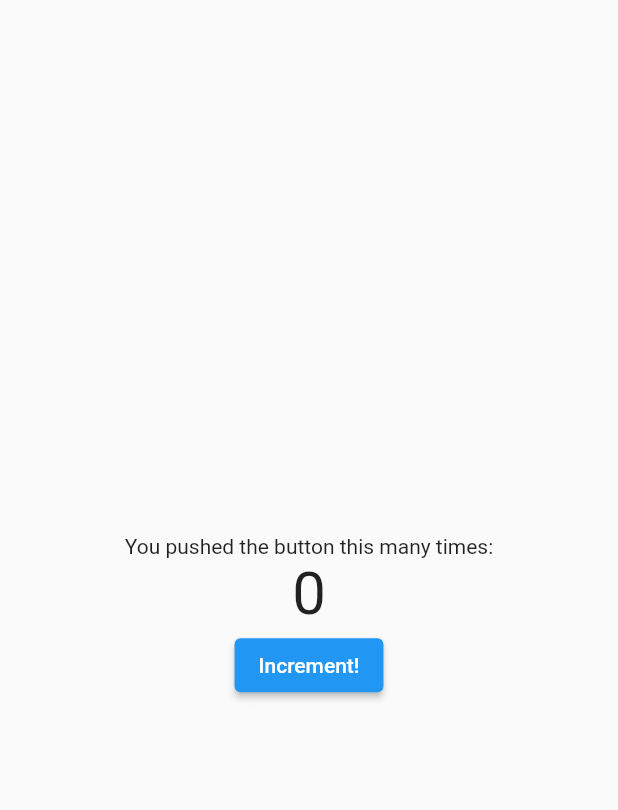
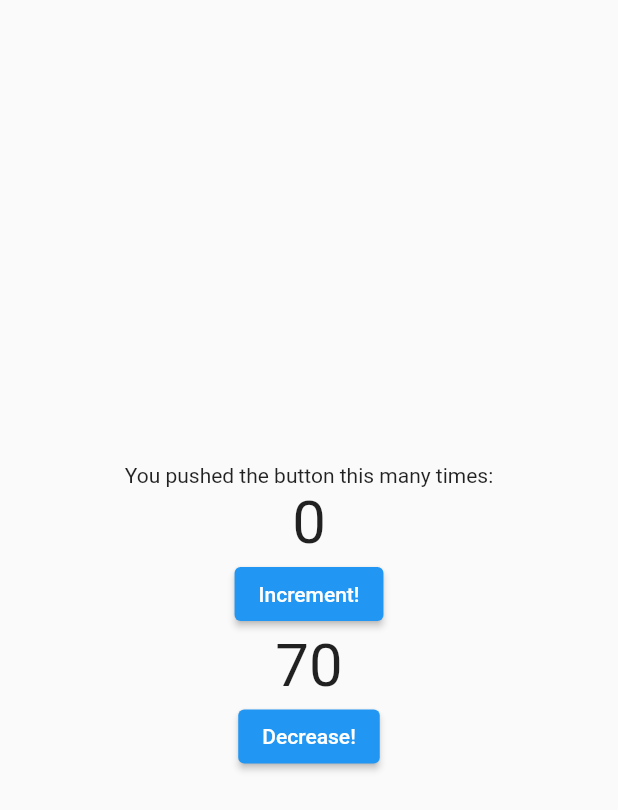
Before and after one commit to adeoluwa/counter_app, a Flutter app: the screen it shows after launch, on a phone screen of 412 x 824 dp. Shown: the top 810 px of the screen. Run offline on Flutter 3.47's test engine with Material 2 defaults, Android fonts, the phone set to English and light mode, and no system bars.

Commit message:
implemented decrease function

```diff
--- a/lib/pages/counter_page.dart
+++ b/lib/pages/counter_page.dart
@@ -12,12 +12,19 @@ class CounterPage extends StatefulWidget {
 class _CounterPageState extends State<CounterPage> {
   // variable
   int _counter = 0;
+  int _decrease = 70;
 
   //methodv
   void _incrementCounter() {
     // setstate rebuild the widget
     setState(() {
       _counter++;
+    });
+  }
+
+  void _decreaseCounter() {
+    setState(() {
+      _decrease--;
     });
   }
 
@@ -41,7 +48,15 @@ class _CounterPageState extends State<CounterPage> {
             ElevatedButton(
               onPressed: _incrementCounter,
               child: Text("Increment!"),
-            )
+            ),
+
+            Text(
+              _decrease.toString(),
+              style: TextStyle(fontSize: 40),
+            ),
+
+            ElevatedButton(
+                onPressed: _decreaseCounter, child: Text("Decrease!"))
           ],
         ),
       ),
```
